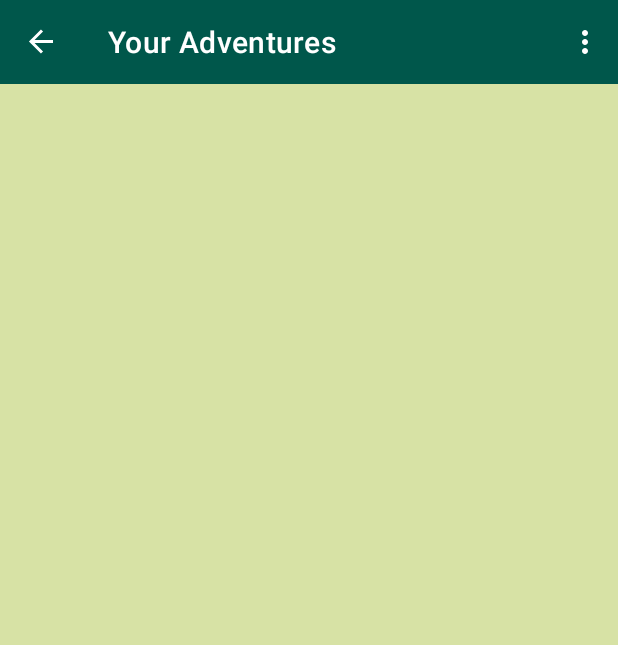
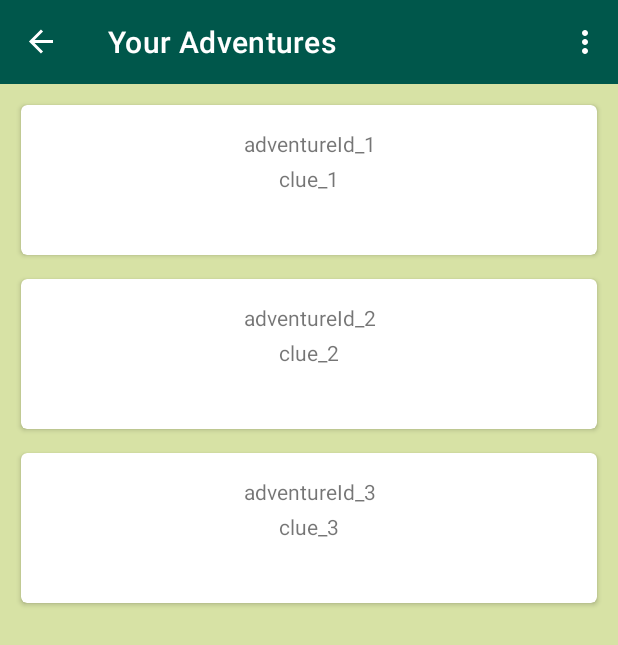
Before and after one commit to Awilg/yarn-android, an Android app: the AdventuresFollowedFragment screen opened through its navigation route, on a phone screen of 412 x 824 dp. Shown: the top 645 px of the screen. Run offline under Robolectric (Android 15) with nearby library versions, the light colour scheme and no system bars; our stand-ins replace Timber, androidx.preference, data binding, navigation-ui; pictures from the network do not load; 3 statements that could not run were skipped.

Commit message:
Populating the followed adventures with test data

```diff
--- a/app/build.gradle
+++ b/app/build.gradle
@@ -44,7 +44,7 @@ dependencies {
     implementation 'com.google.android.material:material:1.1.0-alpha09'
 
     // Kotlin
-    implementation "org.jetbrains.kotlin:kotlin-stdlib-jdk7:$version_kotlin"
+    implementation "org.jetbrains.kotlin:kotlin-stdlib-jdk8:$version_kotlin"
 
     // Constraint Layout
     implementation "androidx.constraintlayout:constraintlayout:$version_constraint_layout"
--- a/app/src/main/java/com/orienteer/models/AdventureInProgress.kt
+++ b/app/src/main/java/com/orienteer/models/AdventureInProgress.kt
@@ -3,7 +3,7 @@ package com.orienteer.models
 import android.os.Parcelable
 import com.squareup.moshi.Json
 import kotlinx.android.parcel.Parcelize
-import java.util.Date
+import java.time.LocalDateTime
 
 /**
  * This data class defines an AdventureInProgress which includes information about the
@@ -16,6 +16,6 @@ data class AdventureInProgress(
     val id: String,
     val adventureId: String,
     val currentClueId: String,
-    val startedAt: Date,
-    val expiresAt: Date,
+    val startedAt: LocalDateTime,
+    val expiresAt: LocalDateTime,
     val completed: Boolean) : Parcelable
--- a/app/src/main/java/com/orienteer/treasurehunts/AdventuresFollowedFragment.kt
+++ b/app/src/main/java/com/orienteer/treasurehunts/AdventuresFollowedFragment.kt
@@ -22,6 +22,9 @@ class AdventuresFollowedFragment : Fragment() {
         val binding = FragmentAdventuresFollowedBinding.inflate(inflater)
 
         binding.viewModel = viewModel
+
+        // Allows Data Binding to Observe LiveData with the lifecycle of this Fragment
+        binding.lifecycleOwner = this
 
         binding.adventuresFollowedCardList.adapter = AdventuresFollowedAdapter(AdventuresFollowedAdapter.OnClickListener {
             Toast.makeText(context, "Clicked adventure in progress ${it.adventureId}!", Toast.LENGTH_LONG).show()
--- a/app/src/main/java/com/orienteer/treasurehunts/AdventuresFollowedViewModel.kt
+++ b/app/src/main/java/com/orienteer/treasurehunts/AdventuresFollowedViewModel.kt
@@ -3,8 +3,18 @@ package com.orienteer.treasurehunts
 import androidx.lifecycle.LiveData
 import androidx.lifecycle.MutableLiveData
 import androidx.lifecycle.ViewModel
+import com.google.android.gms.maps.model.LatLng
 import com.orienteer.models.AdventureInProgress
+import com.orienteer.models.ApiStatus
 import com.orienteer.models.TreasureHunt
+import com.orienteer.network.TreasureHuntApi
+import com.orienteer.util.TEST_ADVENTURES_IN_PROGRESS
+import com.orienteer.util.TEST_HUNTS
+import kotlinx.coroutines.CoroutineScope
+import kotlinx.coroutines.Dispatchers
+import kotlinx.coroutines.Job
+import kotlinx.coroutines.launch
+import timber.log.Timber
 
 class AdventuresFollowedViewModel : ViewModel() {
 
@@ -12,7 +22,24 @@ class AdventuresFollowedViewModel : ViewModel() {
     val adventuresInProgress: LiveData<List<AdventureInProgress>>
         get() = _adventuresInProgress
 
+    // Create a Coroutine scope using a job to be able to cancel when needed
+    private var viewModelJob = Job()
+
+    // the Coroutine runs using the Main (UI) dispatcher
+    private val coroutineScope = CoroutineScope(viewModelJob + Dispatchers.Main)
+
     init {
-        //TODO: call the service to retrieve these
+
+        // TODO: use location from constructor to get treasure hunts
+        getFollowedAdventures()
     }
+
+    private fun getFollowedAdventures() {
+        coroutineScope.launch {
+            // TODO: call actual service
+            _adventuresInProgress.value = TEST_ADVENTURES_IN_PROGRESS
+        }
+    }
+
+
 }
--- a/app/src/main/java/com/orienteer/treasurehunts/TreasureHuntsViewModel.kt
+++ b/app/src/main/java/com/orienteer/treasurehunts/TreasureHuntsViewModel.kt
@@ -48,7 +48,6 @@ class TreasureHuntsViewModel(location: LatLng) : ViewModel() {
      * [MarsProperty] [List] and [MarsApiStatus] [LiveData]. The Retrofit service returns a
      * coroutine Deferred, which we await to get the result of the transaction.
      */
-    // TODO (03) Add MarsApiFilter parameter to getMarsRealEstateProperties
     private fun getTreasureHuntsNearby(location: LatLng) {
         coroutineScope.launch {
             // Get the Deferred object for our Retrofit request
--- a/app/src/main/java/com/orienteer/util/TestData.kt
+++ b/app/src/main/java/com/orienteer/util/TestData.kt
@@ -1,7 +1,10 @@
 package com.orienteer.util
 
+import android.os.Build
+import androidx.annotation.RequiresApi
 import com.google.android.gms.maps.model.LatLng
 import com.orienteer.models.*
+import java.time.LocalDateTime
 import java.util.*
 
 // Seattle LatLng
@@ -45,8 +48,12 @@ var TEST_HUNTS : List<TreasureHunt> = listOf(
     TreasureHunt("id_20", "Treasure Hunt 20", "This is a description!", LatLng(47.721, -122.420), emptyList())
 )
 
-var TEST_ADVENTURES_IN_PROGRESS = List<AdventureInProgress> = listOf(
-    AdventureInProgress("AdventureInProgress_1", "adventureId_1", "clue_1", Date.now(), Date.now(), false)
+@RequiresApi(Build.VERSION_CODES.O)
+var TEST_ADVENTURES_IN_PROGRESS : List<AdventureInProgress> = listOf(
+    AdventureInProgress("AdventureInProgress_1", "adventureId_1", "clue_1", LocalDateTime.now(), LocalDateTime.now(), false),
+    AdventureInProgress("AdventureInProgress_2", "adventureId_2", "clue_2", LocalDateTime.now(), LocalDateTime.now(), false),
+    AdventureInProgress("AdventureInProgress_3", "adventureId_3", "clue_3", LocalDateTime.now(), LocalDateTime.now(), false)
+
 )
 
 var TEST_USER : User = User("id", "JimmyTheKid", listOf("id_15", "id_19"), emptyList(), "https://firebasestorage.googleapis.com/v0/b/orienteer-dev.appspot.com/o/IMG_20190702_100344.jpg?alt=media&token=5537d40d-e6d4-4b77-a30e-8c2d0bb11d04", Calendar.getInstance().time)
```
